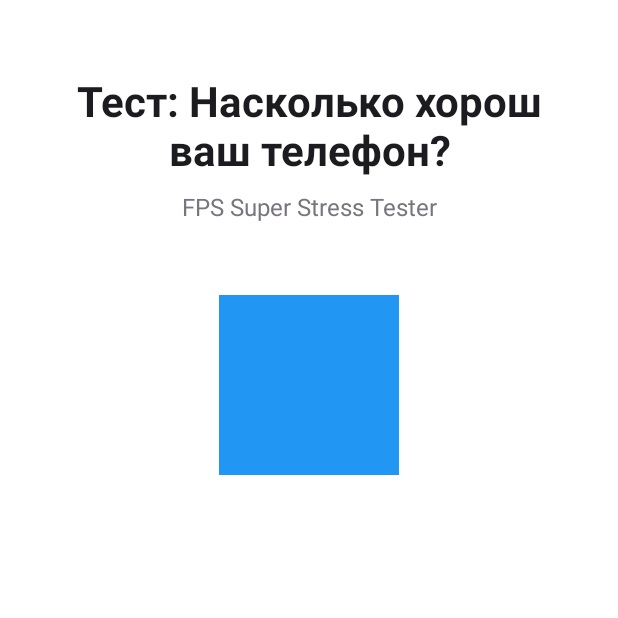
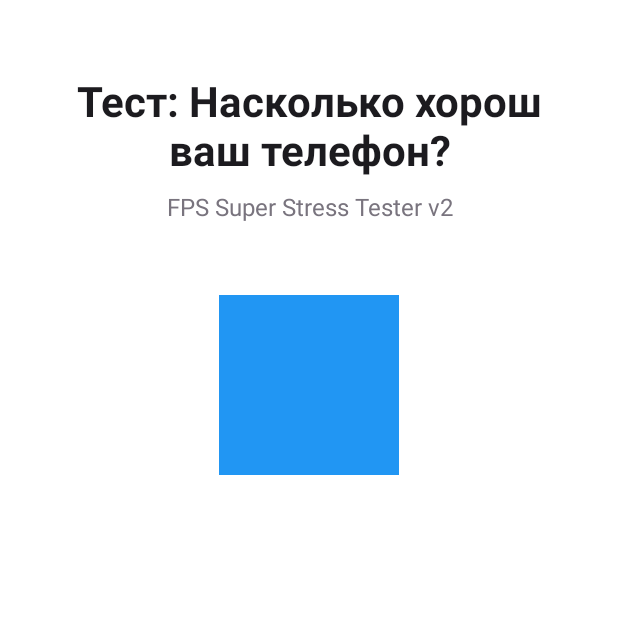
Before and after one commit to xashdevelopment/FPShowmany-idl, an Android app: the screen it shows after launch (MainActivity), on a phone screen of 412 x 824 dp, the top half of it. Run offline under Robolectric (Android 15) with nearby library versions, the phone set to English and light mode, and no system bars.

```diff
--- a/FPShowmany-idl/app/src/main/res/values/strings.xml
+++ b/FPShowmany-idl/app/src/main/res/values/strings.xml
@@ -1,8 +1,9 @@
 <?xml version="1.0" encoding="utf-8"?>
 <resources>
+    <!-- Version 2.0 - Updated with better UI and fixes -->
     <!-- Название приложения -->
     <string name="app_name">Тест: Насколько хорош ваш телефон?</string>
-    <string name="app_subtitle">FPS Super Stress Tester</string>
+    <string name="app_subtitle">FPS Super Stress Tester v2</string>
     <string name="app_logo_description">Логотип приложения</string>
 
     <!-- Кнопки -->
```
